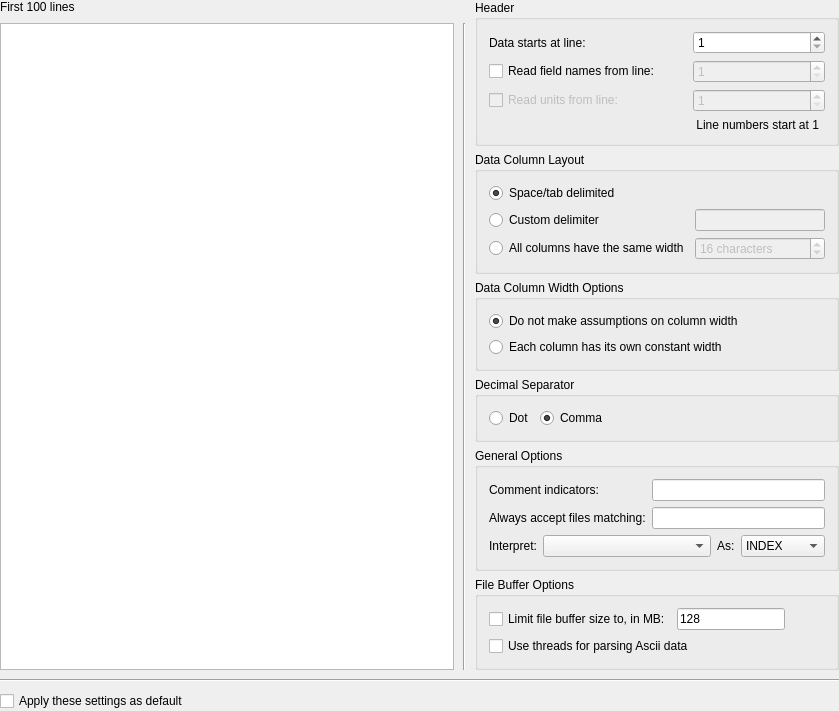
Kst-plot/kst, file src/datasources/ascii/asciiconfig.ui: the form before one commit.
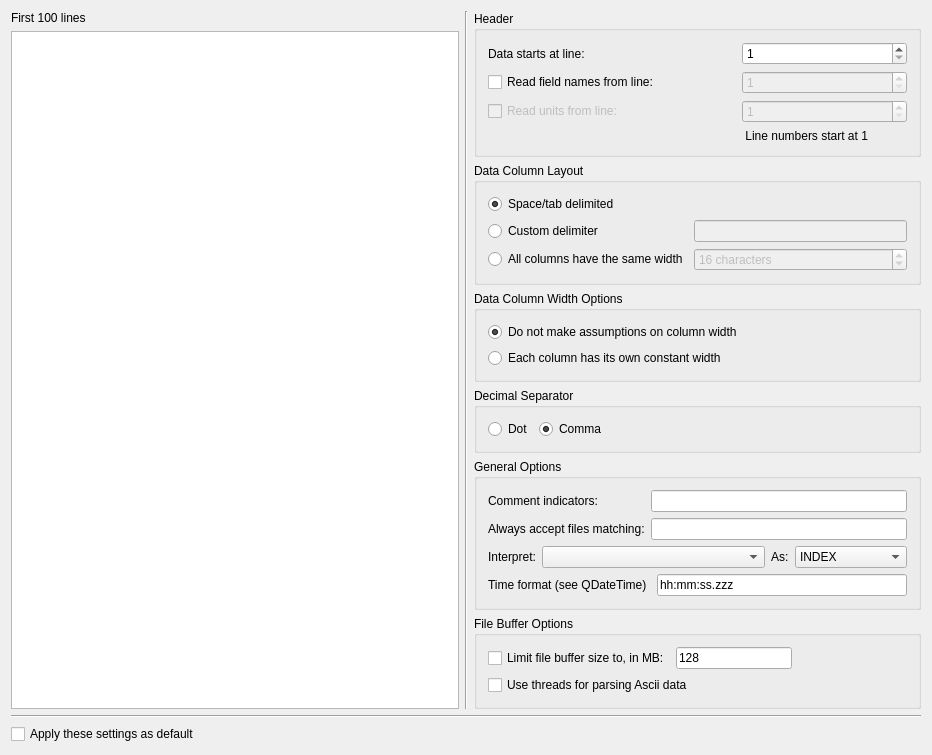
The form after the commit.

Commit message: add support for reading QDateTime readable times

The edit to the form file:
```diff
--- a/src/datasources/ascii/asciiconfig.ui
+++ b/src/datasources/ascii/asciiconfig.ui
@@ -6,17 +6,11 @@
    <rect>
     <x>0</x>
     <y>0</y>
-    <width>839</width>
-    <height>619</height>
+    <width>932</width>
+    <height>677</height>
    </rect>
   </property>
-  <layout class="QGridLayout" name="mainGridLayout" columnstretch="2,0,0" columnminimumwidth="300,0,0">
-   <property name="margin">
-    <number>0</number>
-   </property>
-   <property name="spacing">
-    <number>9</number>
-   </property>
+  <layout class="QGridLayout" name="gridLayout_7">
    <item row="0" column="0">
     <widget class="QLabel" name="_labelBeginning">
      <property name="text">
@@ -24,6 +18,13 @@
      </property>
     </widget>
    </item>
+   <item row="0" column="1" rowspan="2">
+    <widget class="Line" name="verticalLine">
+     <property name="orientation">
+      <enum>Qt::Vertical</enum>
+     </property>
+    </widget>
+   </item>
    <item row="0" column="2" rowspan="2">
     <layout class="QVBoxLayout" name="verticalLayout">
      <item>
@@ -287,7 +288,7 @@
           </property>
          </widget>
         </item>
-        <item row="0" column="1">
+        <item row="0" column="1" colspan="2">
          <widget class="QLineEdit" name="_delimiters">
           <property name="toolTip">
            <string>You can use more than one symbol here, like &quot;#!C&quot; for instance, but it will slow down reading ASCII files</string>
@@ -304,10 +305,10 @@
           </property>
          </widget>
         </item>
-        <item row="1" column="1">
+        <item row="1" column="1" colspan="2">
          <widget class="QLineEdit" name="_fileNamePattern"/>
         </item>
-        <item row="2" column="0" colspan="2">
+        <item row="2" column="0" colspan="3">
          <layout class="QHBoxLayout" name="horizontalLayout">
           <item>
            <widget class="QLabel" name="_indexVectorLabel">
@@ -372,6 +373,29 @@
           </item>
          </layout>
         </item>
+        <item row="3" column="0" colspan="2">
+         <widget class="QLabel" name="_timeFormatLabel">
+          <property name="text">
+           <string>Time format (see QDateTime)</string>
+          </property>
+          <property name="wordWrap">
+           <bool>false</bool>
+          </property>
+          <property name="buddy">
+           <cstring>_indexTimeFormat</cstring>
+          </property>
+         </widget>
+        </item>
+        <item row="3" column="2">
+         <widget class="QLineEdit" name="_indexTimeFormat">
+          <property name="toolTip">
+           <string>You can use more than one symbol here, like &quot;#!C&quot; for instance, but it will slow down reading ASCII files</string>
+          </property>
+          <property name="text">
+           <string>hh:mm:ss.zzz</string>
+          </property>
+         </widget>
+        </item>
        </layout>
       </widget>
      </item>
@@ -434,13 +458,6 @@
      </property>
     </widget>
    </item>
-   <item row="1" column="1">
-    <widget class="Line" name="verticalLine">
-     <property name="orientation">
-      <enum>Qt::Vertical</enum>
-     </property>
-    </widget>
-   </item>
    <item row="2" column="0" colspan="3">
     <widget class="Line" name="line">
      <property name="orientation">
```
Left out of the diff: 5 changed lines with no effect on the pictures. The commit also changes 6 other files.
